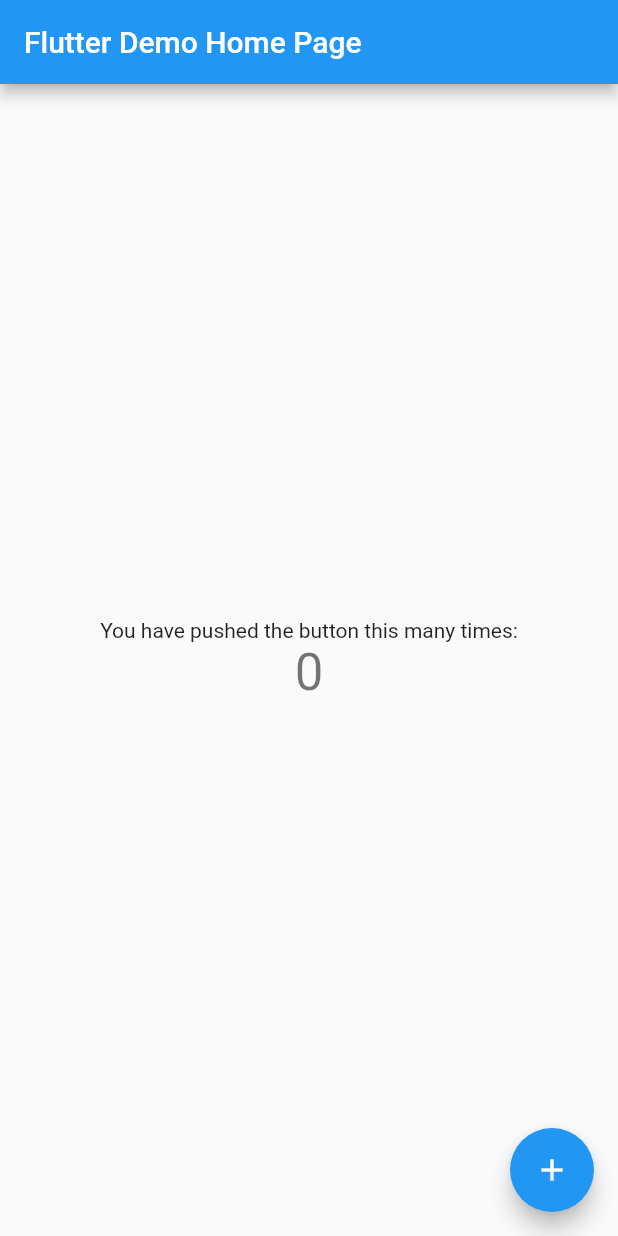
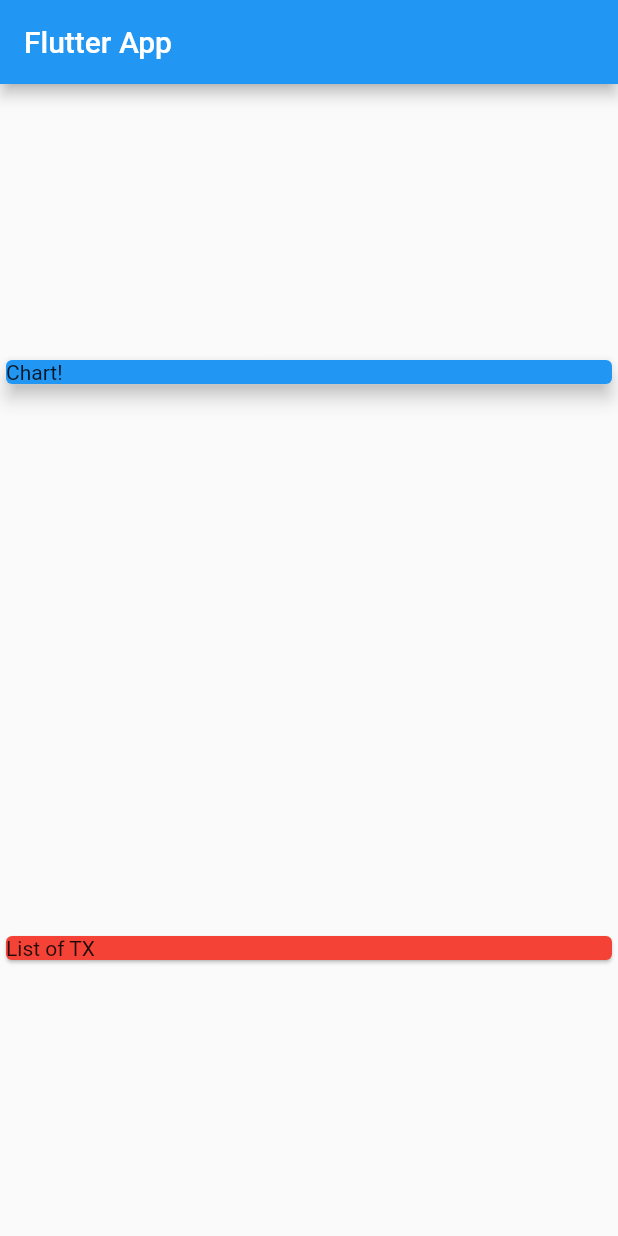
Before and after one commit to phschaefer/expense_planner, a Flutter app: the screen it shows after launch, on a phone screen of 412 x 824 dp. Run offline on Flutter 3.47's test engine with Material 2 defaults, Android fonts, the phone set to English and light mode, and no system bars; missing offline and left inert: dart:ffi.

```diff
--- a/lib/main.dart
+++ b/lib/main.dart
@@ -1,3 +1,4 @@
+import 'package:expense_planner/transaction.dart';
 import 'package:flutter/material.dart';
 
 void main() {
@@ -5,113 +6,49 @@ void main() {
 }
 
 class MyApp extends StatelessWidget {
-  // This widget is the root of your application.
+
   @override
   Widget build(BuildContext context) {
     return MaterialApp(
+      debugShowCheckedModeBanner: false,
       title: 'Flutter Demo',
       theme: ThemeData(
-        // This is the theme of your application.
-        //
-        // Try running your application with "flutter run". You'll see the
-        // application has a blue toolbar. Then, without quitting the app, try
-        // changing the primarySwatch below to Colors.green and then invoke
-        // "hot reload" (press "r" in the console where you ran "flutter run",
-        // or simply save your changes to "hot reload" in a Flutter IDE).
-        // Notice that the counter didn't reset back to zero; the application
-        // is not restarted.
-        primarySwatch: Colors.blue,
-        // This makes the visual density adapt to the platform that you run
-        // the app on. For desktop platforms, the controls will be smaller and
-        // closer together (more dense) than on mobile platforms.
         visualDensity: VisualDensity.adaptivePlatformDensity,
       ),
-      home: MyHomePage(title: 'Flutter Demo Home Page'),
+      home: MyHomePage(),
     );
   }
 }
 
-class MyHomePage extends StatefulWidget {
-  MyHomePage({Key key, this.title}) : super(key: key);
-
-  // This widget is the home page of your application. It is stateful, meaning
-  // that it has a State object (defined below) that contains fields that affect
-  // how it looks.
-
-  // This class is the configuration for the state. It holds the values (in this
-  // case the title) provided by the parent (in this case the App widget) and
-  // used by the build method of the State. Fields in a Widget subclass are
-  // always marked "final".
-
-  final String title;
-
-  @override
-  _MyHomePageState createState() => _MyHomePageState();
-}
-
-class _MyHomePageState extends State<MyHomePage> {
-  int _counter = 0;
-
-  void _incrementCounter() {
-    setState(() {
-      // This call to setState tells the Flutter framework that something has
-      // changed in this State, which causes it to rerun the build method below
-      // so that the display can reflect the updated values. If we changed
-      // _counter without calling setState(), then the build method would not be
-      // called again, and so nothing would appear to happen.
-      _counter++;
-    });
-  }
+class MyHomePage extends StatelessWidget {
 
   @override
   Widget build(BuildContext context) {
-    // This method is rerun every time setState is called, for instance as done
-    // by the _incrementCounter method above.
-    //
-    // The Flutter framework has been optimized to make rerunning build methods
-    // fast, so that you can just rebuild anything that needs updating rather
-    // than having to individually change instances of widgets.
-    return Scaffold(
+    return Scaffold (
       appBar: AppBar(
-        // Here we take the value from the MyHomePage object that was created by
-        // the App.build method, and use it to set our appbar title.
-        title: Text(widget.title),
+        title: Text('Flutter App'),
       ),
-      body: Center(
-        // Center is a layout widget. It takes a single child and positions it
-        // in the middle of the parent.
-        child: Column(
-          // Column is also a layout widget. It takes a list of children and
-          // arranges them vertically. By default, it sizes itself to fit its
-          // children horizontally, and tries to be as tall as its parent.
-          //
-          // Invoke "debug painting" (press "p" in the console, choose the
-          // "Toggle Debug Paint" action from the Flutter Inspector in Android
-          // Studio, or the "Toggle Debug Paint" command in Visual Studio Code)
-          // to see the wireframe for each widget.
-          //
-          // Column has various properties to control how it sizes itself and
-          // how it positions its children. Here we use mainAxisAlignment to
-          // center the children vertically; the main axis here is the vertical
-          // axis because Columns are vertical (the cross axis would be
-          // horizontal).
-          mainAxisAlignment: MainAxisAlignment.center,
-          children: <Widget>[
-            Text(
-              'You have pushed the button this many times:',
+      body: Column(
+        mainAxisAlignment: MainAxisAlignment.spaceAround,
+        crossAxisAlignment: CrossAxisAlignment.stretch,
+        children: <Widget>[
+          Container(
+            child: Card(
+              color: Colors.blue,
+              child: Container(
+                child: Text('Chart!'),
+                width: double.infinity,
+              ),
+              elevation: 5,
             ),
-            Text(
-              '$_counter',
-              style: Theme.of(context).textTheme.headline4,
-            ),
-          ],
-        ),
-      ),
-      floatingActionButton: FloatingActionButton(
-        onPressed: _incrementCounter,
-        tooltip: 'Increment',
-        child: Icon(Icons.add),
-      ), // This trailing comma makes auto-formatting nicer for build methods.
+          ),
+          Card(
+            child: Text('List of TX'),
+            color: Colors.red,
+          )
+        ],
+      )
     );
   }
+
 }
--- /dev/null
+++ b/lib/transaction.dart
@@ -0,0 +1,12 @@
+import 'dart:ffi';
+
+import 'package:flutter/foundation.dart';
+
+class Transaction {
+  @required String id;
+  @required String title;
+  @required double amount;
+  @required DateTime date;
+
+  Transaction({this.id, this.title, this.amount, this.date});
+}
```
Also changed, not shown: 2 other files.
